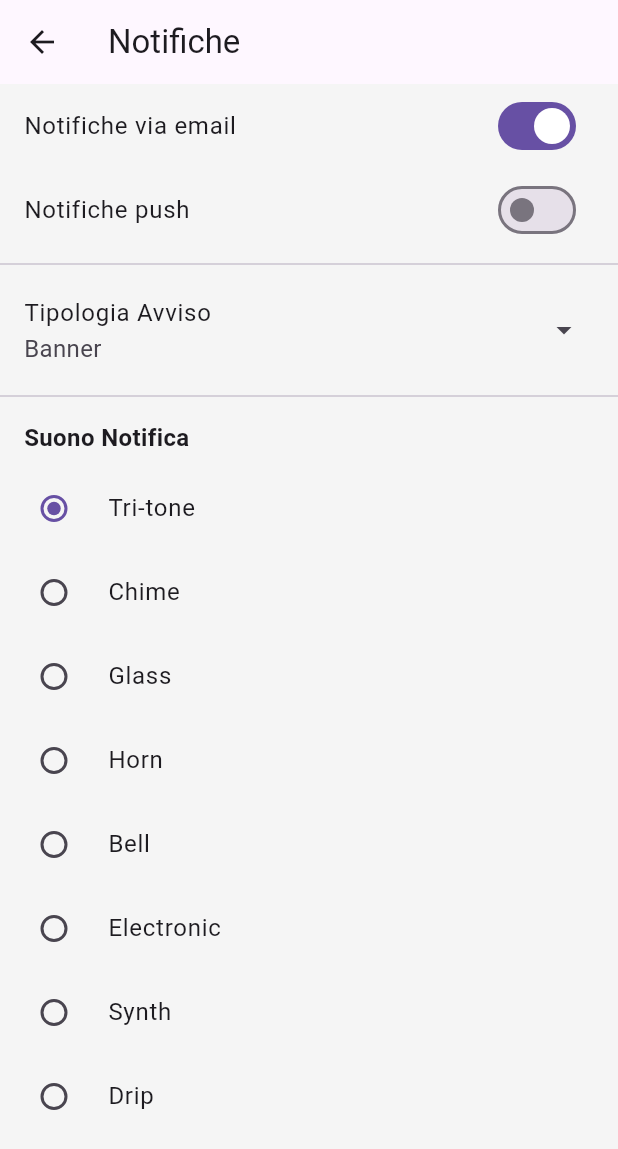
After one commit to chiara-fanello/Biomedical_Project, a Flutter app: the ProfilePage screen opened directly, after a tap on "Notifiche", on a phone screen of 412 x 824 dp. The commit adds this screen. Shown: the top 1149 px of the screen. Run offline on Flutter 3.47's test engine with Material 3 defaults, Android fonts, the phone set to English and light mode, and no system bars; our stand-ins replace flutter_map, flutter_svg, latlong2, percent_indicator.

Commit message:
trophy & profile page

```diff
--- a/lib/screens/loginPage.dart
+++ b/lib/screens/loginPage.dart
@@ -2,7 +2,6 @@ import 'package:flutter/material.dart';
 import 'package:provider/provider.dart';
 import '../mode/loginprovider.dart';
 import 'mainPage.dart';
-import 'homepage.dart';
 
 class LoginPage extends StatelessWidget {
   final TextEditingController usernameController = TextEditingController();
--- a/lib/screens/mainPage.dart
+++ b/lib/screens/mainPage.dart
@@ -1,7 +1,7 @@
 import 'package:flutter/material.dart';
 import 'homePage.dart';
 import 'mapPage.dart';
-import 'profilePage.dart';
+import 'profile/profilePage.dart';
 import 'trophyPage.dart';
 
 class MainPage extends StatefulWidget {
@@ -58,7 +58,6 @@ class _MainPageState extends State<MainPage> {
             activeIcon: Icon(Icons.person),
             label: 'Profile',
           ),
-
         ],
       ),
     );
--- /dev/null
+++ b/lib/screens/profile/notificationsettingsPage.dart
@@ -0,0 +1,101 @@
+import 'package:flutter/material.dart';
+
+class NotificationsSettingsPage extends StatefulWidget {
+  @override
+  State<NotificationsSettingsPage> createState() =>
+      _NotificationsSettingsPageState();
+}
+
+class _NotificationsSettingsPageState extends State<NotificationsSettingsPage> {
+  bool emailNotif = true;
+  bool pushNotif = false;
+  String selectedAlertType = 'Banner';
+  String selectedSound = 'Tri-tone';
+
+  final List<String> alertTypes = [
+    'Banner',
+    'Centro Notifiche',
+    'Blocco Schermo',
+  ];
+  final List<String> notificationSounds = [
+    'Tri-tone',
+    'Chime',
+    'Glass',
+    'Horn',
+    'Bell',
+    'Electronic',
+    'Synth',
+    'Drip',
+  ];
+
+  @override
+  Widget build(BuildContext context) {
+    return Scaffold(
+      appBar: AppBar(title: Text('Notifiche')),
+      body: ListView(
+        children: [
+          SwitchListTile(
+            title: Text('Notifiche via email'),
+            value: emailNotif,
+            onChanged: (val) => setState(() => emailNotif = val),
+          ),
+          SwitchListTile(
+            title: Text('Notifiche push'),
+            value: pushNotif,
+            onChanged: (val) => setState(() => pushNotif = val),
+          ),
+          Divider(),
+          ListTile(
+            title: Text('Tipologia Avviso'),
+            subtitle: Text(selectedAlertType),
+            trailing: Icon(Icons.arrow_drop_down),
+            onTap: () => _selectAlertType(context),
+          ),
+          Divider(),
+          Padding(
+            padding: const EdgeInsets.symmetric(horizontal: 16.0, vertical: 8),
+            child: Text(
+              'Suono Notifica',
+              style: TextStyle(fontSize: 16, fontWeight: FontWeight.bold),
+            ),
+          ),
+          ...notificationSounds.map((sound) {
+            return RadioListTile<String>(
+              title: Text(sound),
+              value: sound,
+              groupValue: selectedSound,
+              onChanged: (value) {
+                setState(() {
+                  selectedSound = value!;
+                });
+              },
+            );
+          }).toList(),
+        ],
+      ),
+    );
+  }
+
+  void _selectAlertType(BuildContext context) {
+    showModalBottomSheet(
+      context: context,
+      builder: (_) {
+        return Column(
+          mainAxisSize: MainAxisSize.min,
+          children:
+              alertTypes.map((type) {
+                return ListTile(
+                  title: Text(type),
+                  onTap: () {
+                    setState(() {
+                      selectedAlertType = type;
+                    });
+                    Navigator.pop(context);
+                  },
+                );
+              }).toList(),
+        );
+      },
+    );
+  }
+}
--- /dev/null
+++ b/lib/screens/profile/profilePage.dart
@@ -0,0 +1,129 @@
+import 'package:flutter/material.dart';
+import 'accountsettingsPage.dart';
+import 'privacysettingsPage.dart';
+import 'notificationsettingsPage.dart';
+import 'languagesettingsPage.dart';
+
+class ProfilePage extends StatelessWidget {
+  @override
+  Widget build(BuildContext context) {
+    return Scaffold(
+      backgroundColor: Colors.grey[100],
+      appBar: AppBar(
+        title: Text('Profilo'),
+        backgroundColor: Colors.white,
+        foregroundColor: Colors.black,
+        elevation: 0,
+      ),
+      body: ListView(
+        padding: const EdgeInsets.all(16),
+        children: [
+          _buildProfileHeader(),
+          const SizedBox(height: 20),
+          _buildSettingsOption(
+            icon: Icons.person,
+            title: 'Account',
+            subtitle: 'Modifica informazioni personali',
+            onTap: () {
+              Navigator.push(
+                context,
+                MaterialPageRoute(builder: (_) => AccountSettingsPage()),
+              );
+            },
+          ),
+          _buildSettingsOption(
+            icon: Icons.lock,
+            title: 'Privacy',
+            subtitle: 'Gestisci la privacy',
+            onTap: () {
+              Navigator.push(
+                context,
+                MaterialPageRoute(builder: (_) => PrivacySettingsPage()),
+              );
+            },
+          ),
+          _buildSettingsOption(
+            icon: Icons.notifications,
+            title: 'Notifiche',
+            subtitle: 'Preferenze notifiche',
+            onTap: () {
+              Navigator.push(
+                context,
+                MaterialPageRoute(builder: (_) => NotificationsSettingsPage()),
+              );
+            },
+          ),
+          _buildSettingsOption(
+            icon: Icons.language,
+            title: 'Lingua',
+            subtitle: 'Cambia lingua',
+            onTap: () {
+              Navigator.push(
+                context,
+                MaterialPageRoute(builder: (_) => LanguageSettingsPage()),
+              );
+            },
+          ),
+          _buildSettingsOption(
+            icon: Icons.logout,
+            title: 'Logout',
+            subtitle: 'Esci dall\'account',
+            onTap: () {
+              // logout logic
+              Navigator.of(context).popUntil(
+                (route) => route.isFirst,
+              ); // semplice ritorno alla LoginPage
+            },
+          ),
+        ],
+      ),
+    );
+  }
+
+  Widget _buildProfileHeader() {
+    return Container(
+      padding: const EdgeInsets.symmetric(vertical: 24),
+      decoration: BoxDecoration(
+        color: Colors.white,
+        borderRadius: BorderRadius.circular(16),
+      ),
+      child: Column(
+        children: [
+          CircleAvatar(
+            radius: 40,
+            backgroundImage: AssetImage('assets/avatar.jpg'),
+          ),
+          const SizedBox(height: 12),
+          Text(
+            'Mario Rossi',
+            style: TextStyle(fontSize: 20, fontWeight: FontWeight.bold),
+          ),
+          const SizedBox(height: 4),
+          Text(
+            'mario.rossi@email.com',
+            style: TextStyle(color: Colors.grey[600]),
+          ),
+        ],
+      ),
+    );
+  }
+
+  Widget _buildSettingsOption({
+    required IconData icon,
+    required String title,
+    required String subtitle,
+    required VoidCallback onTap,
+  }) {
+    return Card(
+      margin: const EdgeInsets.symmetric(vertical: 8),
+      shape: RoundedRectangleBorder(borderRadius: BorderRadius.circular(12)),
+      child: ListTile(
+        leading: Icon(icon, color: Colors.deepPurple),
+        title: Text(title, style: TextStyle(fontWeight: FontWeight.w600)),
+        subtitle: Text(subtitle),
+        trailing: Icon(Icons.arrow_forward_ios, size: 16),
+        onTap: onTap,
+      ),
+    );
+  }
+}
--- a/pubspec.yaml
+++ b/pubspec.yaml
@@ -29,10 +29,12 @@ environment:
 # versions available, run `flutter pub outdated`.
 dependencies:
   flutter:
+
     sdk: flutter
   provider: ^6.0.5
   flutter_map:
   latlong2:
+  flutter_svg: ^2.0.7
 
 
 
@@ -44,6 +46,7 @@ dependencies:
 dev_dependencies:
   flutter_test:
     sdk: flutter
+
 
   # The "flutter_lints" package below contains a set of recommended lints to
   # encourage good coding practices. The lint set provided by the package is
@@ -57,7 +60,8 @@ dev_dependencies:
 
 # The following section is specific to Flutter packages.
 flutter:
-
+  assets:
+      - assets/icons/
   # The following line ensures that the Material Icons font is
   # included with your application, so that you can use the icons in
   # the material Icons class.
```
Also changed, not shown: lib/screens/profile/accountsettingsPage.dart (added, +52 -0 lines), lib/screens/profile/languagesettingsPage.dart (added, +28 -0 lines), lib/screens/profile/privacysettingsPage.dart (added, +27 -0 lines), lib/screens/profilePage.dart (deleted, +0 -8 lines), lib/screens/trophyIcon.dart (added, +94 -0 lines), lib/screens/trophyPage.dart (+68 -1 lines), assets/icons/bicycle-solid.svg (added), assets/icons/landmark-dome-solid.svg (added), assets/icons/leaf-solid.svg (added), assets/icons/person-walking-solid.svg (added), assets/icons/tree-solid.svg (added), pubspec.lock.
